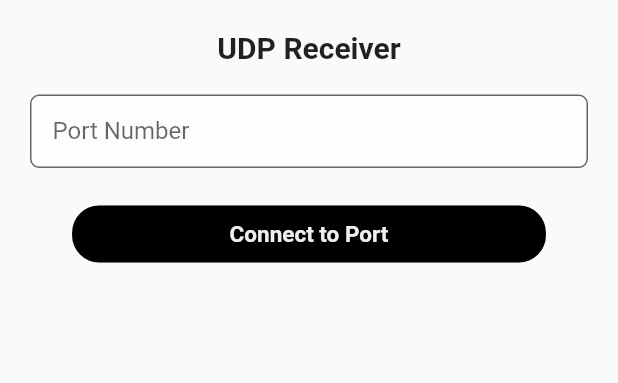
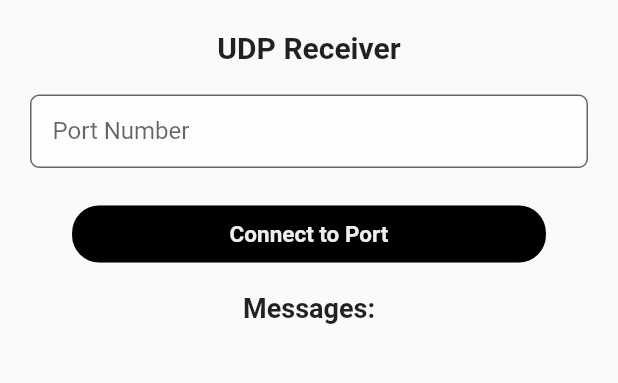
Before and after one commit to Aliciaho/Osim_intern_udp, a Flutter app: the screen it shows after launch, on a phone screen of 412 x 824 dp, the part 84-467 px from its top. Run offline on Flutter 3.47's test engine with Material 2 defaults, Android fonts, the phone set to English and light mode, and no system bars; missing offline and left inert: regexed_validator, udp.

Commit message:
second commit

```diff
--- a/lib/udp_receive.dart
+++ b/lib/udp_receive.dart
@@ -56,6 +56,10 @@ class _UDPReceiveState extends State<UDPReceive> {
               buildTextField(),
               SizedBox(height: 20.0),
               buildOutlinedButton(),
+              SizedBox(height: 15.0),
+              Text("Messages:",
+                  style:
+                      TextStyle(fontSize: 18.0, fontWeight: FontWeight.bold)),
               buildListView(),
             ],
           ),
```
